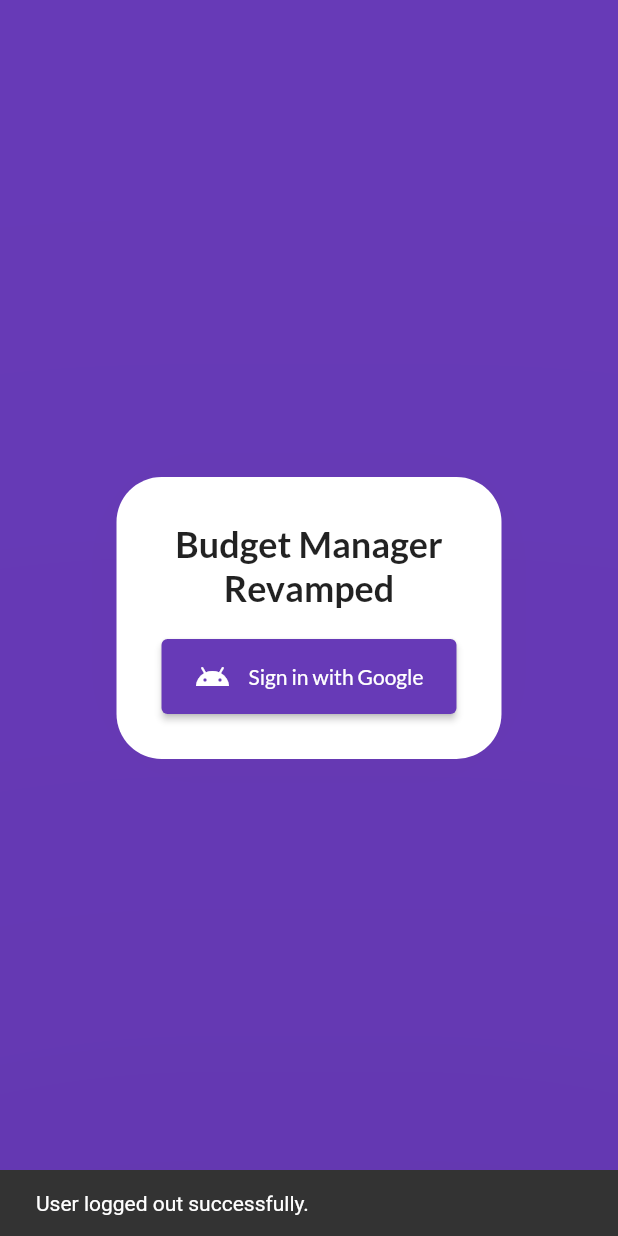
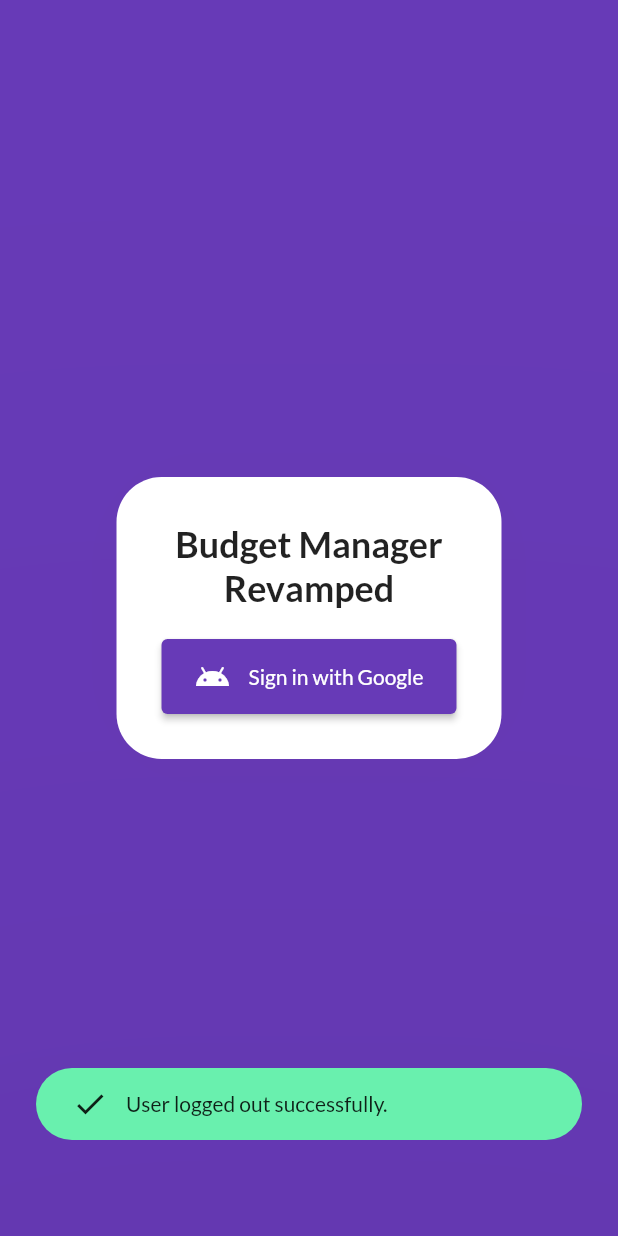
Before and after one commit to TheAkash2002/Budget-Manager-Revamped, a Flutter app: the Home screen opened by its route, in the side drawer, after a tap on "Log Out", on a phone screen of 412 x 824 dp. Run offline on Flutter 3.47's test engine with Material 2 defaults, Android fonts, the phone set to English and light mode, and no system bars; our stand-ins replace cloud_firestore, firebase_auth, firebase_core, flutter_local_notifications, fluttertoast, get and 7 more; missing offline and left inert: excel; accounts and stored records are empty; generated files the repository leaves out were written again; network calls fail.

Commit message:
Updated Toast style

```diff
--- a/lib/controller/settings.dart
+++ b/lib/controller/settings.dart
@@ -82,9 +82,9 @@
 
   Future<void> initializeReader() async {
     if (await initializeNotificationReaderService()) {
-      showToast('Success', 'Started notification reading service.');
+      showToast(ToastType.success, 'Started notification reading service.');
     } else {
-      showToast('Failed', 'Failed to start notification tracking');
+      showToast(ToastType.error, 'Failed to start notification tracking');
     }
   }
 }
--- a/lib/main.dart
+++ b/lib/main.dart
@@ -1,4 +1,5 @@
 import 'package:flutter/material.dart';
+import 'package:fluttertoast/fluttertoast.dart';
 import 'package:get/get.dart';
 
 import 'ui/screens/home.dart';
@@ -18,9 +19,11 @@
   @override
   Widget build(BuildContext context) {
     return GetMaterialApp(
+      builder: FToastBuilder(),
       title: 'Budget Manager - Revamped',
       theme: loadThemeData(),
       themeMode: ThemeMode.light,
+      onReady: attachFToast,
       initialRoute: '/splash',
       getPages: [
         GetPage(
--- a/lib/utils/auth.dart
+++ b/lib/utils/auth.dart
@@ -39,13 +39,13 @@
   try {
     UserCredential credential = await signInWithGoogle();
     if (credential.user != null) {
-      showToast('Success', 'Logged in successfully.');
+      showToast(ToastType.success, 'Logged in successfully.');
       Get.offAllNamed('/');
     } else {
-      showToast('Error', 'Invalid user - try logging in again.');
+      showToast(ToastType.error, 'Invalid user - try logging in again.');
     }
   } catch (e) {
-    showToast('Error', 'Some error occured.');
+    showToast(ToastType.error, 'Some error occured.');
     log.severe(e);
   }
 }
@@ -55,7 +55,7 @@
   if (!kIsWeb) {
     await GoogleSignIn().signOut();
   }
-  showToast('Success', 'User logged out successfully.');
+  showToast(ToastType.success, 'User logged out successfully.');
 }
 
 /// Opens [Login] after a logout operation.
@@ -64,7 +64,7 @@
     await signOut();
     Get.offAllNamed('/login');
   } catch (_) {
-    showToast('Error', 'There was an error in logging the user out.');
+    showToast(ToastType.error, 'There was an error in logging the user out.');
   }
 }
 
--- a/lib/utils/utils.dart
+++ b/lib/utils/utils.dart
@@ -3,6 +3,7 @@
 import 'package:flutter/foundation.dart';
 import 'package:flutter/material.dart';
 import 'package:flutter/services.dart';
+import 'package:fluttertoast/fluttertoast.dart';
 import 'package:get/get.dart';
 import 'package:get_storage/get_storage.dart';
 import 'package:logging/logging.dart';
@@ -43,7 +44,7 @@
       callback(newDate);
     }
   } catch (_) {
-    showToast('Error', 'There was an error in capturing the date.');
+    showToast(ToastType.error, 'There was an error in capturing the date.');
   }
 }
 
@@ -95,19 +96,61 @@
     ? name.trim().split(RegExp(' +')).map((s) => s[0]).take(2).join()
     : '';
 
+FToast fToast = FToast();
+
+void attachFToast() {
+  fToast.init(Get.context!);
+}
+
+enum ToastType { success, warning, error }
+
+extension ToastStyle on ToastType {
+  Color color() {
+    switch (this) {
+      case ToastType.success:
+        return Colors.greenAccent;
+
+      case ToastType.warning:
+        return Colors.yellowAccent;
+
+      case ToastType.error:
+        return Colors.redAccent;
+    }
+  }
+
+  Icon icon() {
+    switch (this) {
+      case ToastType.success:
+        return const Icon(Icons.check);
+      case ToastType.warning:
+        return const Icon(Icons.warning_amber);
+      case ToastType.error:
+        return const Icon(Icons.error);
+    }
+  }
+}
+
 /// Utility to display [message] as a toast.
-void showToast(String title, String message) {
-  ScaffoldMessenger.of(Get.context!)
-      .showSnackBar(SnackBar(content: Text(message)));
-  return;
-  Get.snackbar(
-    title,
-    message,
-    colorText: Theme.of(Get.context!).colorScheme.onSurface,
-    backgroundColor: Theme.of(Get.context!).colorScheme.surface,
-    icon: Icon(
-      Icons.add_alert,
-      color: Theme.of(Get.context!).colorScheme.onSurface,
+void showToast(ToastType type, String message) {
+  Widget toast = Container(
+    padding: const EdgeInsets.symmetric(horizontal: 24.0, vertical: 12.0),
+    decoration: BoxDecoration(
+      borderRadius: BorderRadius.circular(25.0),
+      color: type.color(),
+    ),
+    child: Row(
+      mainAxisSize: MainAxisSize.min,
+      children: [
+        type.icon(),
+        const SizedBox(width: 12.0),
+        Expanded(child: Text(message)),
+      ],
     ),
   );
+  fToast.showToast(
+    child: toast,
+    gravity: ToastGravity.BOTTOM,
+    toastDuration: const Duration(seconds: 2),
+  );
+  return;
 }
```
Also changed, not shown: lib/controller/expense.dart (+6 -6 lines), lib/controller/targets.dart (+6 -5 lines).
